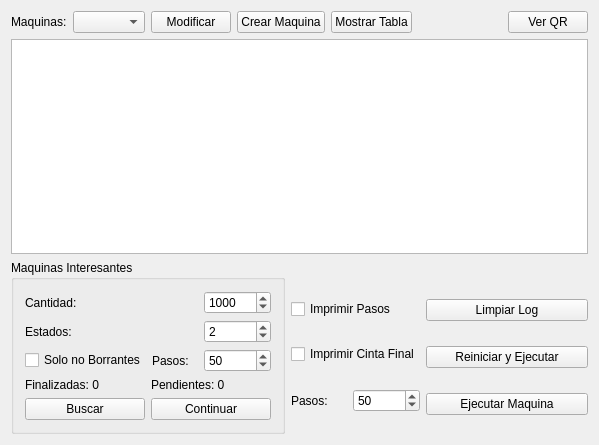
Qt form mainwindow.ui (cnovarino/TuringMachinesQT) before a commit.
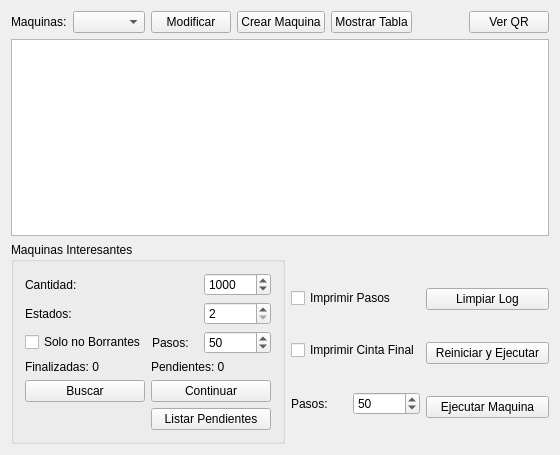
The same form after that commit.

```diff
--- a/mainwindow.ui
+++ b/mainwindow.ui
@@ -6,8 +6,8 @@
    <rect>
     <x>0</x>
     <y>0</y>
-    <width>599</width>
-    <height>445</height>
+    <width>560</width>
+    <height>455</height>
    </rect>
   </property>
   <property name="windowTitle">
@@ -82,7 +82,7 @@
      <widget class="QTextBrowser" name="tbConsole"/>
     </item>
     <item>
-     <layout class="QHBoxLayout" name="horizontalLayout_6">
+     <layout class="QHBoxLayout" name="horizontalLayout_3">
       <item>
        <widget class="QGroupBox" name="groupBox">
         <property name="title">
@@ -119,7 +119,7 @@
          <item row="1" column="2">
           <widget class="QSpinBox" name="spnStates">
            <property name="minimum">
-            <number>1</number>
+            <number>2</number>
            </property>
            <property name="maximum">
             <number>50000000</number>
@@ -153,6 +153,55 @@
            </property>
           </widget>
          </item>
+         <item row="4" column="0" colspan="3">
+          <layout class="QFormLayout" name="formLayout">
+           <item row="0" column="0">
+            <widget class="QPushButton" name="btnSearch">
+             <property name="minimumSize">
+              <size>
+               <width>120</width>
+               <height>0</height>
+              </size>
+             </property>
+             <property name="maximumSize">
+              <size>
+               <width>120</width>
+               <height>16777215</height>
+              </size>
+             </property>
+             <property name="text">
+              <string>Buscar</string>
+             </property>
+            </widget>
+           </item>
+           <item row="0" column="1">
+            <widget class="QPushButton" name="btnContinue">
+             <property name="minimumSize">
+              <size>
+               <width>120</width>
+               <height>0</height>
+              </size>
+             </property>
+             <property name="maximumSize">
+              <size>
+               <width>120</width>
+               <height>16777215</height>
+              </size>
+             </property>
+             <property name="text">
+              <string>Continuar</string>
+             </property>
+            </widget>
+           </item>
+           <item row="1" column="1">
+            <widget class="QPushButton" name="pbListPending">
+             <property name="text">
+              <string>Listar Pendientes</string>
+             </property>
+            </widget>
+           </item>
+          </layout>
+         </item>
          <item row="3" column="0" colspan="3">
           <layout class="QHBoxLayout" name="horizontalLayout_7">
            <item>
@@ -171,48 +220,6 @@
            </item>
           </layout>
          </item>
-         <item row="4" column="0" colspan="3">
-          <layout class="QHBoxLayout" name="horizontalLayout_3">
-           <item>
-            <widget class="QPushButton" name="btnSearch">
-             <property name="minimumSize">
-              <size>
-               <width>120</width>
-               <height>0</height>
-              </size>
-             </property>
-             <property name="maximumSize">
-              <size>
-               <width>120</width>
-               <height>16777215</height>
-              </size>
-             </property>
-             <property name="text">
-              <string>Buscar</string>
-             </property>
-            </widget>
-           </item>
-           <item>
-            <widget class="QPushButton" name="btnContinue">
-             <property name="minimumSize">
-              <size>
-               <width>120</width>
-               <height>0</height>
-              </size>
-             </property>
-             <property name="maximumSize">
-              <size>
-               <width>120</width>
-               <height>16777215</height>
-              </size>
-             </property>
-             <property name="text">
-              <string>Continuar</string>
-             </property>
-            </widget>
-           </item>
-          </layout>
-         </item>
         </layout>
        </widget>
       </item>
```
